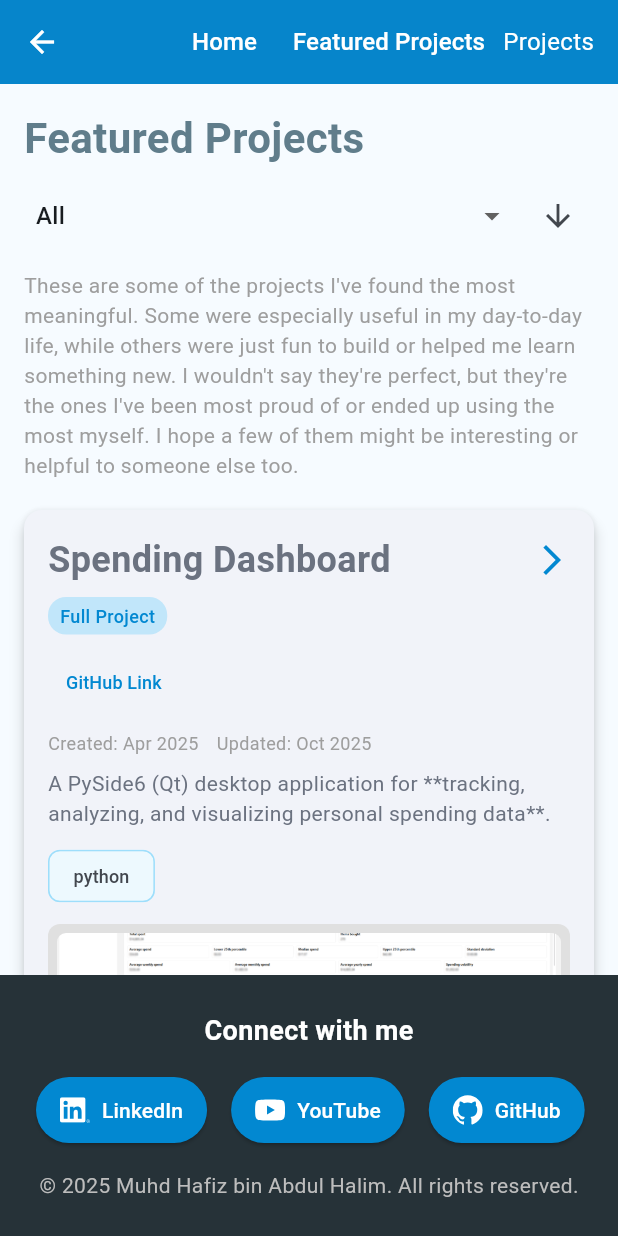
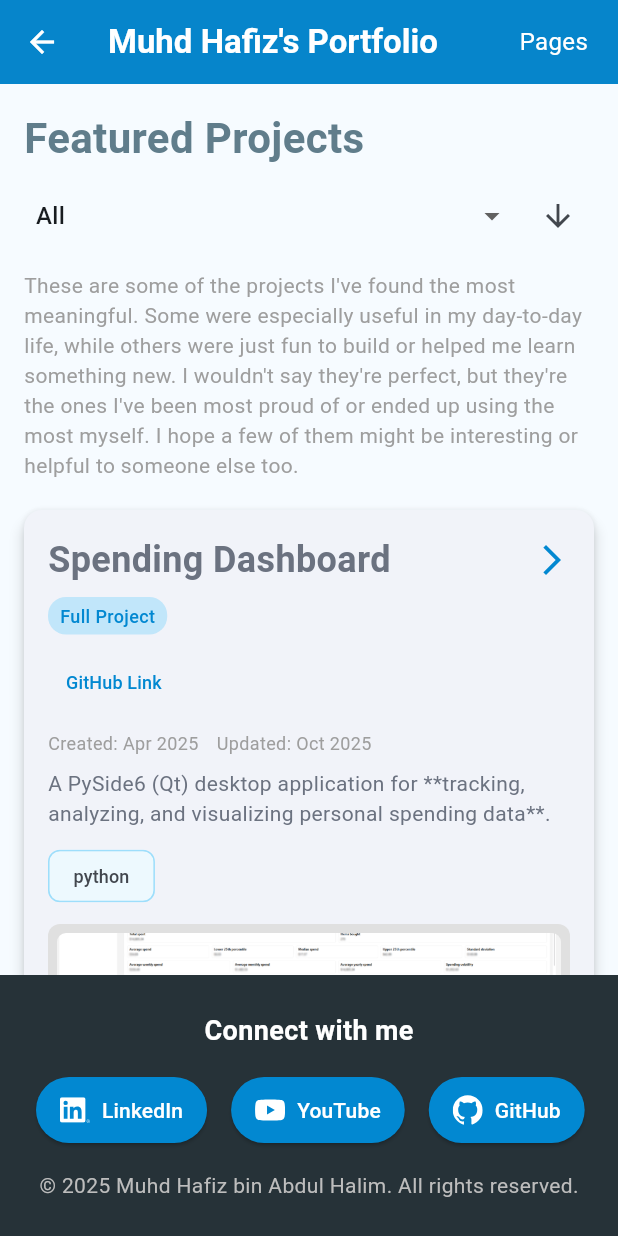
Before and after one commit to dragonstonehafiz/portfolio-site, a Flutter app: the ProjectsBasePage screen opened by its route, on a phone screen of 412 x 824 dp. Run offline on Flutter 3.47's test engine with Material 3 defaults, Android fonts, the light colour scheme and no system bars; our stand-ins replace flutter_markdown, flutter_svg, web; missing offline and left inert: dart:js_interop, dart:ui_web.

Commit message:
added responsive web design for app bar

```diff
--- a/lib/pages/projects_base_page.dart
+++ b/lib/pages/projects_base_page.dart
@@ -3,6 +3,7 @@ import '../widgets/custom_app_bar.dart';
 import '../widgets/custom_footer.dart';
 import '../services/project_service.dart';
 import '../utils/project_data.dart';
+import '../utils/responsive_web_utils.dart';
 
 class ProjectsBasePage extends StatefulWidget {
   final String configKey;
@@ -39,15 +40,10 @@ class _ProjectsBasePageState extends State<ProjectsBasePage> {
     });
   }
 
-  // Helper method to determine if we're on a mobile device
-  bool _isMobile(BuildContext context) {
-    return MediaQuery.of(context).size.width < 768;
-  }
-
   // Helper method to get appropriate cross axis count based on screen size
   int _getCrossAxisCount(BuildContext context) {
     final screenWidth = MediaQuery.of(context).size.width;
-    if (screenWidth < 768) {
+    if (screenWidth < ResponsiveWebUtils.mobileBreakpoint) {
       return 1; // Mobile: single column
     } else {
       return 2; // Desktop/Tablet: 2 columns
@@ -57,7 +53,7 @@ class _ProjectsBasePageState extends State<ProjectsBasePage> {
   // Helper method to get horizontal padding based on screen size
   EdgeInsets _getResponsivePadding(BuildContext context) {
     final screenWidth = MediaQuery.of(context).size.width;
-    if (screenWidth < 768) {
+    if (screenWidth < ResponsiveWebUtils.mobileBreakpoint) {
       // Mobile: minimal horizontal padding
       return const EdgeInsets.all(16.0);
     } else {
@@ -71,7 +67,7 @@ class _ProjectsBasePageState extends State<ProjectsBasePage> {
   Widget _buildResponsiveLayout(BuildContext context, List<ProjectData> projects) {
     final padding = _getResponsivePadding(context);
     final crossAxisCount = _getCrossAxisCount(context);
-    final isMobile = _isMobile(context);
+    final isMobile = ResponsiveWebUtils.isMobile(context);
     return SingleChildScrollView(
       child: Padding(
         padding: padding,
--- a/lib/utils/project_data.dart
+++ b/lib/utils/project_data.dart
@@ -3,6 +3,7 @@ import 'package:url_launcher/url_launcher.dart';
 import 'package:flutter_markdown/flutter_markdown.dart';
 import '../widgets/youtube_embedded.dart';
 import '../utils/theme.dart';
+import '../utils/responsive_web_utils.dart';
 
 class ProjectData {
   final String variableName;
@@ -300,7 +301,7 @@ class ProjectData {
   // Responsive media container that scales with screen size
   Widget _buildResponsiveMediaContainer(BuildContext context) {
     final screenSize = MediaQuery.of(context).size;
-    final isMobile = screenSize.width < 768;
+    final isMobile = ResponsiveWebUtils.isMobile(context);
 
     // Calculate proportional dimensions with better scaling for larger screens
     final containerHeight = isMobile
@@ -848,7 +849,7 @@ class ProjectData {
     if (link == null) return const SizedBox.shrink();
 
     final screenSize = MediaQuery.of(context).size;
-    final isMobile = screenSize.width < 768;
+    final isMobile = ResponsiveWebUtils.isMobile(context);
 
     // On mobile, constrain width to a large proportion of the screen and compute
     // height using a 16:9 aspect ratio (or fallback to a square if very narrow).
--- /dev/null
+++ b/lib/utils/responsive_web_utils.dart
@@ -0,0 +1,10 @@
+import 'package:flutter/widgets.dart';
+
+/// Shared responsive helpers for the portfolio site.
+class ResponsiveWebUtils {
+  static const double mobileBreakpoint = 768;
+
+  static bool isMobile(BuildContext context) {
+    return MediaQuery.of(context).size.width < mobileBreakpoint;
+  }
+}
```
Also changed, not shown: lib/widgets/custom_app_bar.dart (+97 -47 lines).
